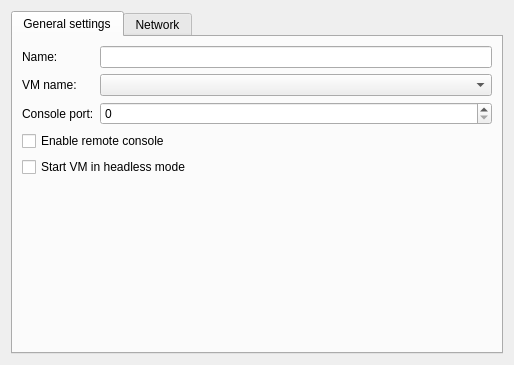
Qt form gns3/modules/virtualbox/ui/virtualbox_vm_configuration_page.ui (GNS3/gns3-gui) before a commit.
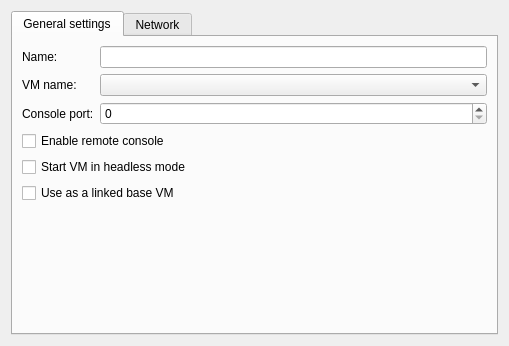
The same form after that commit.

Commit message: Linked clone support for VirtualBox (still problems with temporary projects).

```diff
--- a/gns3/modules/virtualbox/ui/virtualbox_vm_configuration_page.ui
+++ b/gns3/modules/virtualbox/ui/virtualbox_vm_configuration_page.ui
@@ -6,8 +6,8 @@
    <rect>
     <x>0</x>
     <y>0</y>
-    <width>514</width>
-    <height>365</height>
+    <width>509</width>
+    <height>346</height>
    </rect>
   </property>
   <property name="windowTitle">
@@ -82,7 +82,17 @@
          </property>
         </widget>
        </item>
-       <item row="5" column="1">
+       <item row="5" column="0" colspan="2">
+        <widget class="QCheckBox" name="uiBaseVMCheckBox">
+         <property name="enabled">
+          <bool>true</bool>
+         </property>
+         <property name="text">
+          <string>Use as a linked base VM</string>
+         </property>
+        </widget>
+       </item>
+       <item row="6" column="1">
         <spacer name="verticalSpacer">
          <property name="orientation">
           <enum>Qt::Vertical</enum>
```
The commit also changes 8 other files.
